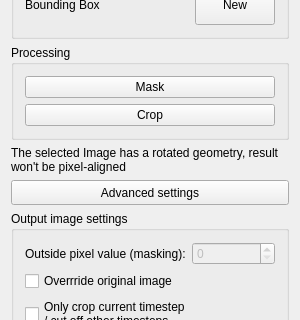
Old version of the form Plugins/org.mitk.gui.qt.imagecropper/src/internal/QmitkImageCropperViewControls.ui in the repository MITK/MITK; both pictures show x 0 to 300 and y 103 to 423 of the 300 by 600 pixel window.
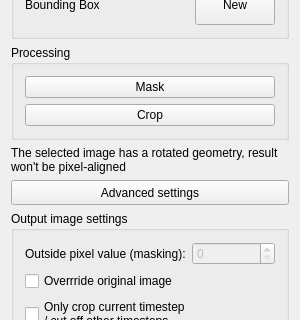
New version of the form. Custom widgets are drawn as their Qt base class.

```diff
--- a/Plugins/org.mitk.gui.qt.imagecropper/src/internal/QmitkImageCropperViewControls.ui
+++ b/Plugins/org.mitk.gui.qt.imagecropper/src/internal/QmitkImageCropperViewControls.ui
@@ -156,7 +156,7 @@
       <bool>true</bool>
      </property>
      <property name="text">
-      <string>The selected Image has a rotated geometry, result won't be pixel-aligned</string>
+      <string>The selected image has a rotated geometry, result won't be pixel-aligned</string>
      </property>
      <property name="textFormat">
       <enum>Qt::PlainText</enum>
```
